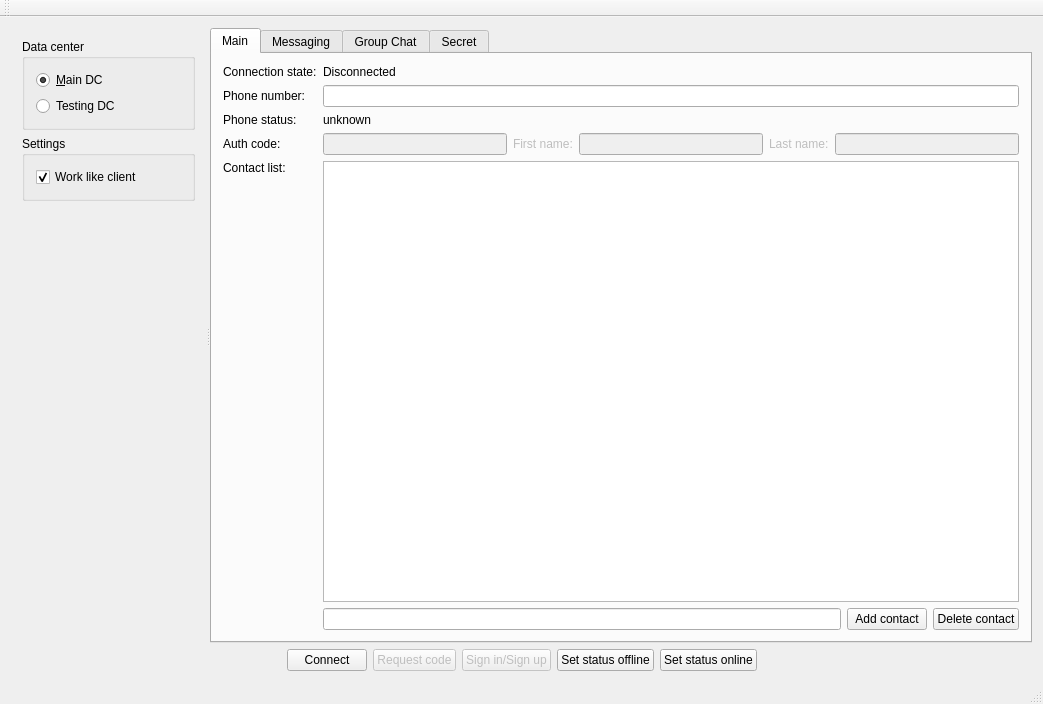
Before: the Qt Designer form testApp/MainWindow.ui in Kaffeine/telegram-qt, drawn with Qt 5.
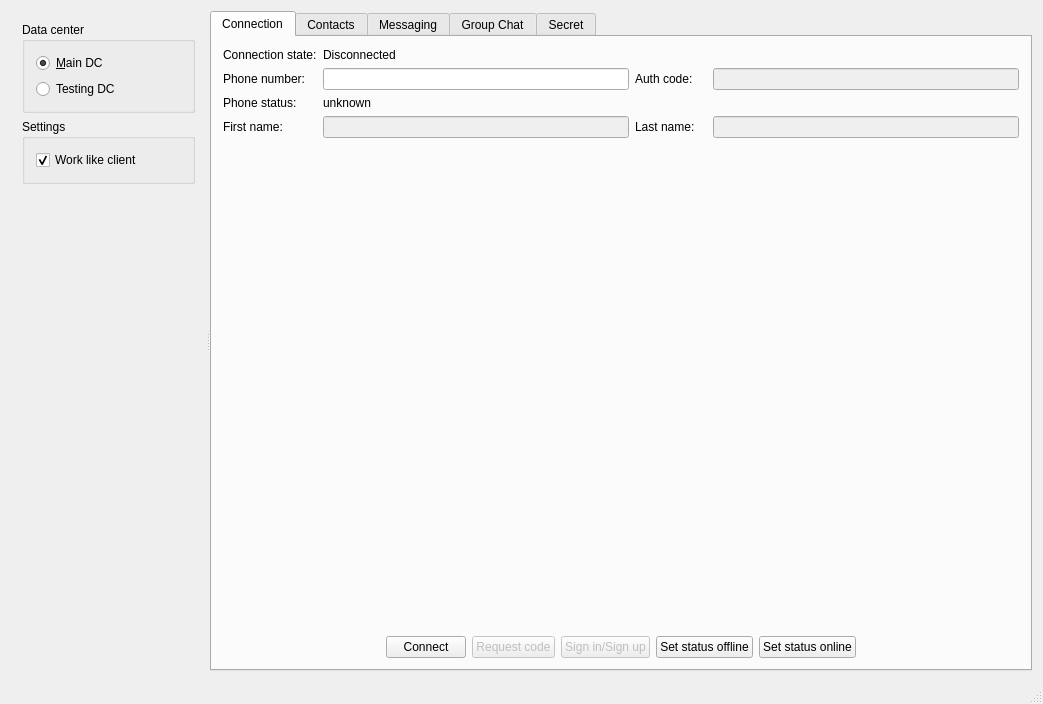
After: the same form once the commit is applied.

The edit to the form file:
```diff
--- a/testApp/MainWindow.ui
+++ b/testApp/MainWindow.ui
@@ -94,49 +94,79 @@
        </property>
        <widget class="QWidget" name="tabMain">
         <attribute name="title">
-         <string>Main</string>
+         <string>Connection</string>
         </attribute>
-        <layout class="QGridLayout" name="gridLayout_6" rowstretch="0,0,0,0,0,1,0">
-         <item row="3" column="2">
-          <widget class="QLabel" name="firstNameLabel">
-           <property name="enabled">
-            <bool>false</bool>
-           </property>
-           <property name="text">
-            <string>First name:</string>
-           </property>
-          </widget>
-         </item>
-         <item row="4" column="0">
-          <widget class="QLabel" name="label_3">
-           <property name="text">
-            <string>Contact list:</string>
-           </property>
-          </widget>
-         </item>
-         <item row="1" column="1" colspan="5">
-          <widget class="QLineEdit" name="phoneNumber"/>
-         </item>
-         <item row="3" column="5">
-          <widget class="QLineEdit" name="lastName">
-           <property name="enabled">
-            <bool>false</bool>
-           </property>
-          </widget>
-         </item>
-         <item row="3" column="1">
-          <widget class="QLineEdit" name="confirmationCode">
-           <property name="enabled">
-            <bool>false</bool>
-           </property>
-          </widget>
-         </item>
-         <item row="0" column="0">
-          <widget class="QLabel" name="label">
-           <property name="text">
-            <string>Connection state:</string>
-           </property>
-          </widget>
+        <layout class="QGridLayout" name="gridLayout_6" rowstretch="0,0,0,0,0,0">
+         <item row="5" column="0" colspan="6">
+          <layout class="QHBoxLayout" name="horizontalLayout">
+           <item>
+            <spacer name="horizontalSpacer_3">
+             <property name="orientation">
+              <enum>Qt::Horizontal</enum>
+             </property>
+             <property name="sizeHint" stdset="0">
+              <size>
+               <width>40</width>
+               <height>20</height>
+              </size>
+             </property>
+            </spacer>
+           </item>
+           <item>
+            <widget class="QPushButton" name="connectButton">
+             <property name="text">
+              <string>Connect</string>
+             </property>
+            </widget>
+           </item>
+           <item>
+            <widget class="QPushButton" name="authButton">
+             <property name="enabled">
+              <bool>false</bool>
+             </property>
+             <property name="text">
+              <string>Request code</string>
+             </property>
+            </widget>
+           </item>
+           <item>
+            <widget class="QPushButton" name="signButton">
+             <property name="enabled">
+              <bool>false</bool>
+             </property>
+             <property name="text">
+              <string>Sign in/Sign up</string>
+             </property>
+            </widget>
+           </item>
+           <item>
+            <widget class="QPushButton" name="setStatusOffline">
+             <property name="text">
+              <string>Set status offline</string>
+             </property>
+            </widget>
+           </item>
+           <item>
+            <widget class="QPushButton" name="setStatusOnline">
+             <property name="text">
+              <string>Set status online</string>
+             </property>
+            </widget>
+           </item>
+           <item>
+            <spacer name="horizontalSpacer_2">
+             <property name="orientation">
+              <enum>Qt::Horizontal</enum>
+             </property>
+             <property name="sizeHint" stdset="0">
+              <size>
+               <width>40</width>
+               <height>20</height>
+              </size>
+             </property>
+            </spacer>
+           </item>
+          </layout>
          </item>
          <item row="2" column="0">
           <widget class="QLabel" name="label_4">
@@ -145,13 +175,6 @@
            </property>
           </widget>
          </item>
-         <item row="3" column="0">
-          <widget class="QLabel" name="label_5">
-           <property name="text">
-            <string>Auth code:</string>
-           </property>
-          </widget>
-         </item>
          <item row="2" column="1" colspan="5">
           <widget class="QLabel" name="phoneStatus">
            <property name="text">
@@ -159,34 +182,14 @@
            </property>
           </widget>
          </item>
-         <item row="1" column="0">
-          <widget class="QLabel" name="label_2">
+         <item row="0" column="1">
+          <widget class="QLabel" name="connectionState">
            <property name="text">
-            <string>Phone number:</string>
+            <string>Disconnected</string>
            </property>
           </widget>
          </item>
-         <item row="4" column="1" rowspan="2" colspan="5">
-          <widget class="QTableView" name="contactListTable"/>
-         </item>
-         <item row="3" column="3">
-          <widget class="QLineEdit" name="firstName">
-           <property name="enabled">
-            <bool>false</bool>
-           </property>
-          </widget>
-         </item>
-         <item row="3" column="4">
-          <widget class="QLabel" name="lastNameLabel">
-           <property name="enabled">
-            <bool>false</bool>
-           </property>
-           <property name="text">
-            <string>Last name:</string>
-           </property>
-          </widget>
-         </item>
-         <item row="5" column="0" rowspan="2">
+         <item row="4" column="1">
           <spacer name="verticalSpacer_3">
            <property name="orientation">
             <enum>Qt::Vertical</enum>
@@ -194,13 +197,95 @@
            <property name="sizeHint" stdset="0">
             <size>
              <width>20</width>
-             <height>453</height>
+             <height>20</height>
             </size>
            </property>
           </spacer>
          </item>
-         <item row="6" column="1" colspan="5">
+         <item row="3" column="5">
+          <widget class="QLineEdit" name="lastName">
+           <property name="enabled">
+            <bool>false</bool>
+           </property>
+          </widget>
+         </item>
+         <item row="0" column="0">
+          <widget class="QLabel" name="label">
+           <property name="text">
+            <string>Connection state:</string>
+           </property>
+          </widget>
+         </item>
+         <item row="3" column="1">
+          <widget class="QLineEdit" name="firstName">
+           <property name="enabled">
+            <bool>false</bool>
+           </property>
+          </widget>
+         </item>
+         <item row="1" column="0">
+          <widget class="QLabel" name="label_2">
+           <property name="text">
+            <string>Phone number:</string>
+           </property>
+          </widget>
+         </item>
+         <item row="1" column="5">
+          <widget class="QLineEdit" name="confirmationCode">
+           <property name="enabled">
+            <bool>false</bool>
+           </property>
+          </widget>
+         </item>
+         <item row="3" column="0">
+          <widget class="QLabel" name="firstNameLabel">
+           <property name="enabled">
+            <bool>true</bool>
+           </property>
+           <property name="text">
+            <string>First name:</string>
+           </property>
+          </widget>
+         </item>
+         <item row="1" column="1">
+          <widget class="QLineEdit" name="phoneNumber"/>
+         </item>
+         <item row="3" column="2">
+          <widget class="QLabel" name="lastNameLabel">
+           <property name="enabled">
+            <bool>true</bool>
+           </property>
+           <property name="text">
+            <string>Last name:</string>
+           </property>
+          </widget>
+         </item>
+         <item row="1" column="2">
+          <widget class="QLabel" name="label_5">
+           <property name="text">
+            <string>Auth code:</string>
+           </property>
+          </widget>
+         </item>
+        </layout>
+       </widget>
+       <widget class="QWidget" name="tabContacts">
+        <attribute name="title">
+         <string>Contacts</string>
+        </attribute>
+        <layout class="QGridLayout" name="gridLayout_9">
+         <item row="0" column="0">
+          <widget class="QTableView" name="contactListTable"/>
+         </item>
+         <item row="1" column="0">
           <layout class="QHBoxLayout" name="horizontalLayout_2">
+           <item>
+            <widget class="QLabel" name="label_3">
+             <property name="text">
+              <string>Contact:</string>
+             </property>
+            </widget>
+           </item>
            <item>
             <widget class="QLineEdit" name="currentContact"/>
            </item>
@@ -220,13 +305,6 @@
            </item>
           </layout>
          </item>
-         <item row="0" column="1">
-          <widget class="QLabel" name="connectionState">
-           <property name="text">
-            <string>Disconnected</string>
-           </property>
-          </widget>
-         </item>
         </layout>
        </widget>
        <widget class="QWidget" name="tabMessaging">
@@ -396,77 +474,6 @@
       </widget>
      </widget>
     </item>
-    <item row="1" column="0">
-     <layout class="QHBoxLayout" name="horizontalLayout">
-      <item>
-       <spacer name="horizontalSpacer_3">
-        <property name="orientation">
-         <enum>Qt::Horizontal</enum>
-        </property>
-        <property name="sizeHint" stdset="0">
-         <size>
-          <width>40</width>
-          <height>20</height>
-         </size>
-        </property>
-       </spacer>
-      </item>
-      <item>
-       <widget class="QPushButton" name="connectButton">
-        <property name="text">
-         <string>Connect</string>
-        </property>
-       </widget>
-      </item>
-      <item>
-       <widget class="QPushButton" name="authButton">
-        <property name="enabled">
-         <bool>false</bool>
-        </property>
-        <property name="text">
-         <string>Request code</string>
-        </property>
-       </widget>
-      </item>
-      <item>
-       <widget class="QPushButton" name="signButton">
-        <property name="enabled">
-         <bool>false</bool>
-        </property>
-        <property name="text">
-         <string>Sign in/Sign up</string>
-        </property>
-       </widget>
-      </item>
-      <item>
-       <widget class="QPushButton" name="setStatusOffline">
-        <property name="text">
-         <string>Set status offline</string>
-        </property>
-       </widget>
-      </item>
-      <item>
-       <widget class="QPushButton" name="setStatusOnline">
-        <property name="text">
-         <string>Set status online</string>
-        </property>
-       </widget>
-      </item>
-      <item>
-       <spacer name="horizontalSpacer_2">
-        <property name="orientation">
-         <enum>Qt::Horizontal</enum>
-        </property>
-        <property name="sizeHint" stdset="0">
-         <size>
-          <width>40</width>
-          <height>20</height>
-         </size>
-        </property>
-       </spacer>
-      </item>
-     </layout>
-    </item>
    </layout>
   </widget>
   <widget class="QMenuBar" name="menuBar">
@@ -479,14 +486,6 @@
     </rect>
    </property>
   </widget>
-  <widget class="QToolBar" name="mainToolBar">
-   <attribute name="toolBarArea">
-    <enum>TopToolBarArea</enum>
-   </attribute>
-   <attribute name="toolBarBreak">
-    <bool>false</bool>
-   </attribute>
-  </widget>
   <widget class="QStatusBar" name="statusBar"/>
  </widget>
  <layoutdefault spacing="6" margin="11"/>
```
Left out of the diff: 145 changed lines with no effect on the pictures.
